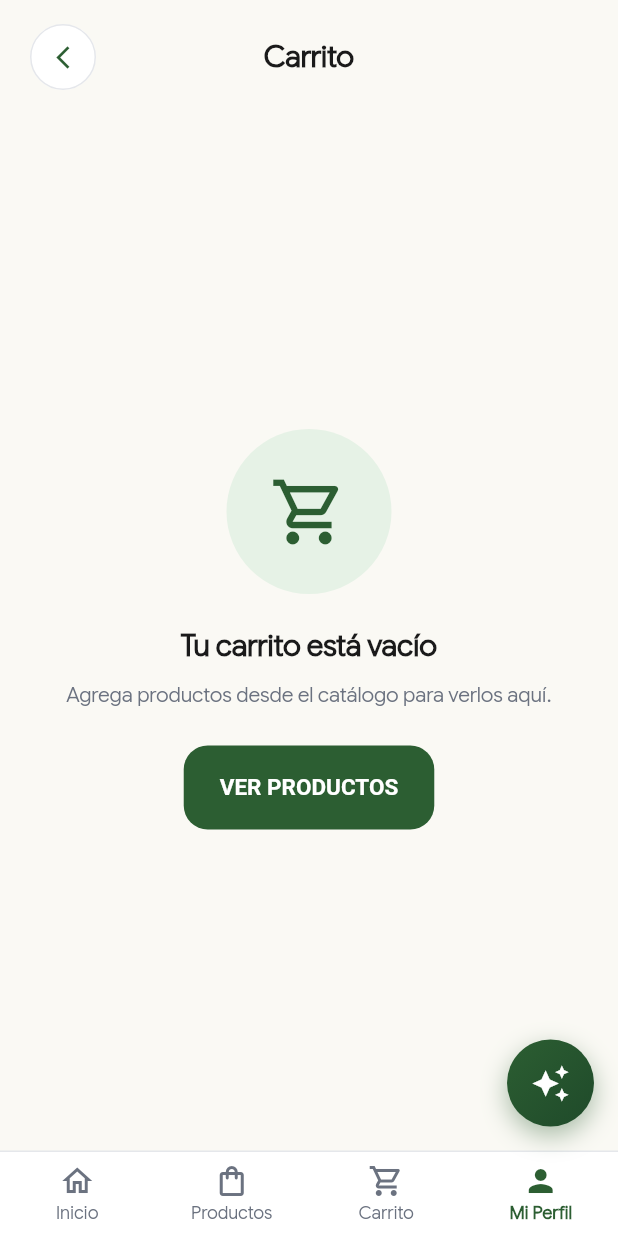
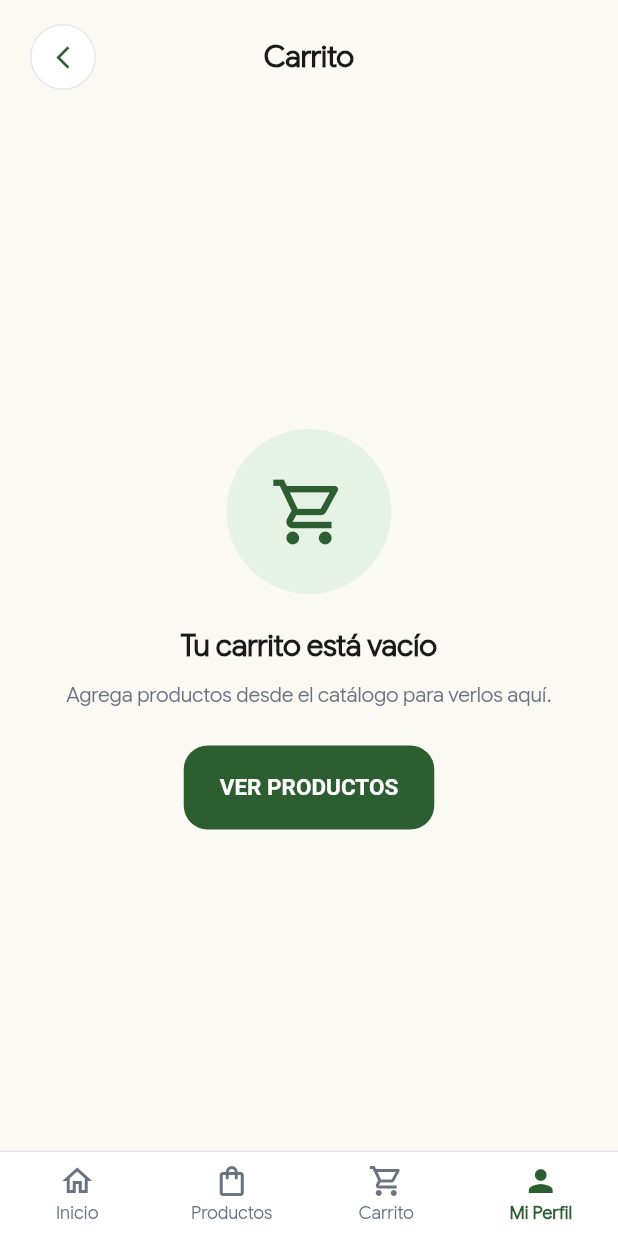
Before and after one commit to juantorresgonzalez5931-ship-it/tecnoagro, a Flutter app: the CarritoScreen screen opened directly, on a phone screen of 412 x 824 dp. Run offline on Flutter 3.47's test engine with Material 3 defaults, Android fonts, the phone set to English and light mode, and no system bars; our stand-ins replace google_sign_in, image_picker, shared_preferences; accounts and stored records are empty; project files that could hold a hidden picture were left out.

Commit message:
cambios varios

```diff
--- a/frontend/Tecnoagro/lib/pantallas/carrito.dart
+++ b/frontend/Tecnoagro/lib/pantallas/carrito.dart
@@ -28,7 +28,6 @@ class CarritoScreen extends StatelessWidget {
   @override
   Widget build(BuildContext context) {
     return Scaffold(
-      floatingActionButton: const BurbujaIA(),
       backgroundColor: AppColors.fondoCrema,
       body: SafeArea(
         child: ListenableBuilder(
```
Also changed, not shown: 1 other file.
